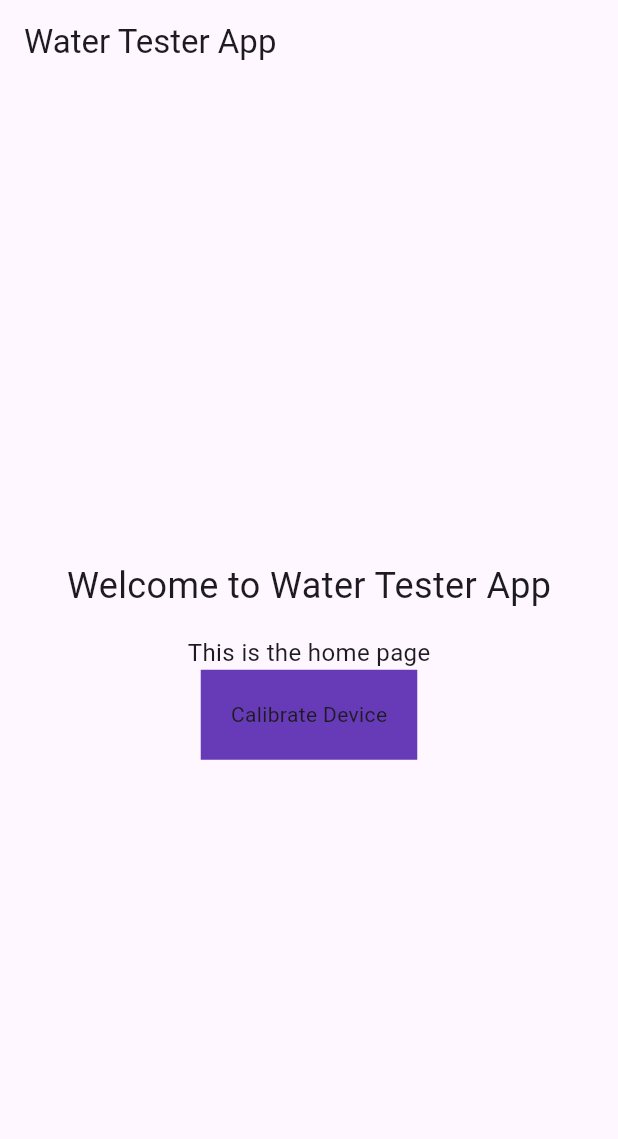
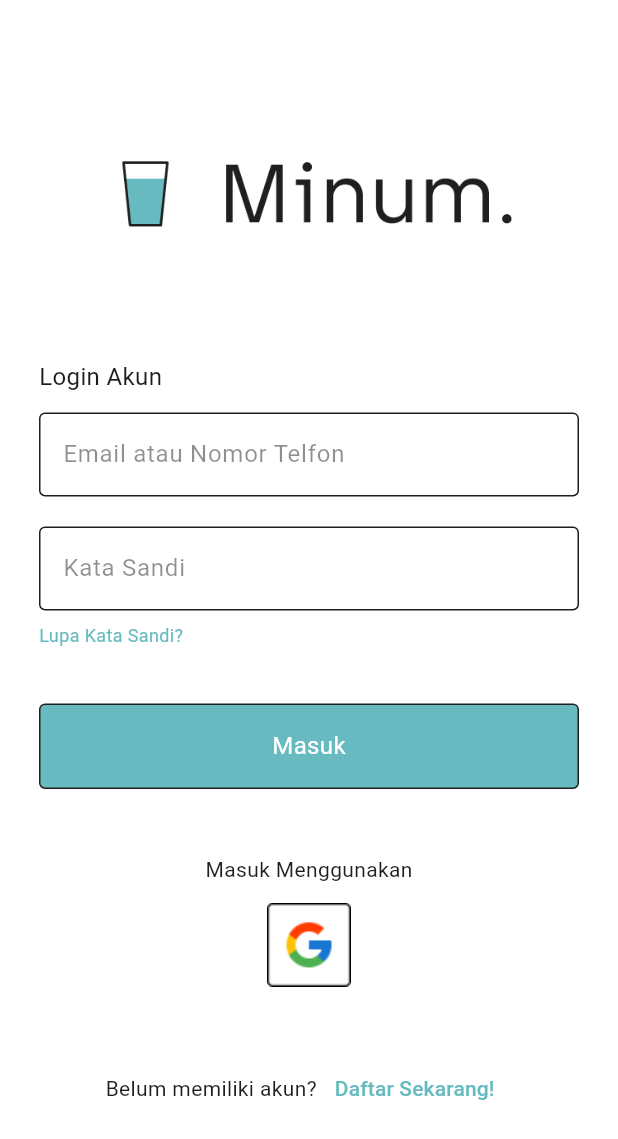
Before and after one commit to GSC2024/MINUM, a Flutter app: the screen it shows after launch, on a phone screen of 412 x 824 dp. Shown: the top 1139 px of the screen. Run offline on Flutter 3.47's test engine with Material 3 defaults, Android fonts, the light colour scheme and no system bars.

Commit message:
loginpage

```diff
--- a/lib/main.dart
+++ b/lib/main.dart
@@ -1,5 +1,6 @@
 import 'package:flutter/material.dart';
 import 'package:gsc2024/view/homepage.dart';
+import 'package:gsc2024/view/loginpage.dart';
 
 void main() {
   runApp(const MyApp());
@@ -11,13 +12,9 @@ class MyApp extends StatelessWidget {
   @override
   Widget build(BuildContext context) {
     return MaterialApp(
-      title: 'Water Tester App',
+      title: 'MINUM',
       debugShowCheckedModeBanner: false,
-      theme: ThemeData(
-        colorScheme: ColorScheme.fromSeed(seedColor: Colors.deepPurple),
-        useMaterial3: true,
-      ),
-      home: const HomePage(),
+      home: const LoginPage(),
     );
   }
 }
--- /dev/null
+++ b/lib/model/constants.dart
@@ -0,0 +1,7 @@
+import 'package:flutter/material.dart';
+
+class AppColor {
+  static var kBackgroundColor = Colors.white;
+  static var kButonColor = Color(0xFF67BBC0);
+  static var kTextColor = Color(0xFF1F1F1F);
+}
--- a/lib/view/calibration.dart
+++ /dev/null
@@ -1,15 +0,0 @@
-import 'package:flutter/material.dart';
-
-class CaLibrationPage extends StatefulWidget {
-  const CaLibrationPage({super.key});
-
-  @override
-  State<CaLibrationPage> createState() => _CaLibrationPageState();
-}
-
-class _CaLibrationPageState extends State<CaLibrationPage> {
-  @override
-  Widget build(BuildContext context) {
-    return const Placeholder();
-  }
-}
--- a/lib/view/homepage.dart
+++ b/lib/view/homepage.dart
@@ -1,5 +1,4 @@
 import 'package:flutter/material.dart';
-import 'package:gsc2024/view/calibration.dart';
 
 class HomePage extends StatelessWidget {
   const HomePage({super.key});
@@ -25,12 +24,7 @@ class HomePage extends StatelessWidget {
               style: TextStyle(fontSize: 16),
             ),
             InkWell(
-              onTap: () {
-                Navigator.push(
-                  context,
-                  MaterialPageRoute(builder: (context) => CaLibrationPage()),
-                );
-              },
+              onTap: null,
               child: Container(
                 color: Colors.deepPurple,
                 padding: EdgeInsets.all(20),
--- /dev/null
+++ b/lib/view/loginpage.dart
@@ -0,0 +1,153 @@
+import 'package:flutter/material.dart';
+import 'package:gsc2024/model/constants.dart';
+
+class LoginPage extends StatelessWidget {
+  const LoginPage({super.key});
+
+  @override
+  Widget build(BuildContext context) {
+    return Scaffold(
+      backgroundColor: AppColor.kBackgroundColor,
+      body: Center(
+        child: SingleChildScrollView(
+          child: Container(
+            padding: EdgeInsets.symmetric(horizontal: 26),
+            child: Column(
+              mainAxisAlignment: MainAxisAlignment.center,
+              children: [
+                Image(
+                  width: 340, //change from 241 (adjustment)
+                  image: AssetImage('assets/images/Frame2.png'),
+                ),
+                SizedBox(height: 56),
+                Container(
+                  width: double.infinity,
+                  alignment: Alignment.centerLeft,
+                  child: Text(
+                    'Login Akun',
+                    style: TextStyle(
+                      fontSize: 16,
+                    ),
+                  ),
+                ),
+                SizedBox(height: 12),
+                TextFormField(
+                  decoration: InputDecoration(
+                    hintText: 'Email atau Nomor Telfon',
+                    hintStyle: TextStyle(
+                      fontSize: 16,
+                      color: AppColor.kTextColor.withOpacity(0.5),
+                    ),
+                    //border around the textfield
+                    enabledBorder: OutlineInputBorder(
+                      borderSide: BorderSide(
+                        color: AppColor.kTextColor,
+                      ),
+                    ),
+                    focusedBorder: OutlineInputBorder(
+                      borderSide: BorderSide(
+                        color: AppColor.kButonColor,
+                        width: 2,
+                      ),
+                    ),
+                  ),
+                ),
+                SizedBox(height: 20),
+                TextFormField(
+                  decoration: InputDecoration(
+                    hintText: 'Kata Sandi',
+                    hintStyle: TextStyle(
+                      fontSize: 16,
+                      color: AppColor.kTextColor.withOpacity(0.5),
+                    ),
+                    //border around the textfield
+                    enabledBorder: OutlineInputBorder(
+                      borderSide: BorderSide(
+                        color: AppColor.kTextColor,
+                      ),
+                    ),
+                    focusedBorder: OutlineInputBorder(
+                      borderSide: BorderSide(
+                        color: AppColor.kButonColor,
+                        width: 2,
+                      ),
+                    ),
+                  ),
+                ),
+                SizedBox(height: 8), //change from 4 (adjustment)
+                Container(
+                  width: double.infinity,
+                  alignment: Alignment.centerLeft,
+                  child: Text(
+                    'Lupa Kata Sandi?',
+                    style: TextStyle(
+                      fontSize: 12, //change from 10 (adjustment)
+                      color: AppColor.kButonColor,
+                    ),
+                  ),
+                ),
+                SizedBox(height: 37),
+                InkWell(
+                  onTap: null, //TODO: add function
+                  child: Container(
+                    padding: EdgeInsets.symmetric(vertical: 16),
+                    alignment: Alignment.center,
+                    width: double.infinity,
+                    decoration: BoxDecoration(
+                      color: AppColor.kButonColor,
+                      border: Border.all(
+                        color: AppColor.kTextColor,
+                      ),
+                      borderRadius: BorderRadius.circular(4),
+                    ),
+                    child: Text(
+                      'Masuk',
+                      style: TextStyle(
+                        color: AppColor.kBackgroundColor,
+                        fontSize: 16,
+                      ),
+                    ),
+                  ),
+                ),
+                SizedBox(height: 44),
+                Text(
+                  'Masuk Menggunakan',
+                  style: TextStyle(
+                    fontSize: 14,
+                    color: AppColor.kTextColor,
+                  ),
+                ),
+                SizedBox(height: 12),
+                Image.asset(
+                    'assets/images/google.png'), //TODO: replace with actual google signin from firebase
+                SizedBox(height: 44),
+                Row(
+                  mainAxisAlignment: MainAxisAlignment.center,
+                  children: [
+                    Text(
+                      'Belum memiliki akun?',
+                      style: TextStyle(
+                        fontSize: 14,
+                        color: AppColor.kTextColor,
+                      ),
+                    ),
+                    TextButton(
+                      onPressed: null, //TODO: add function
+                      child: Text(
+                        'Daftar Sekarang!',
+                        style: TextStyle(
+                          fontSize: 14,
+                          color: AppColor.kButonColor,
+                        ),
+                      ),
+                    ),
+                  ],
+                ),
+              ],
+            ),
+          ),
+        ),
+      ),
+    );
+  }
+}
--- a/pubspec.yaml
+++ b/pubspec.yaml
@@ -59,9 +59,8 @@ flutter:
   uses-material-design: true
 
   # To add assets to your application, add an assets section, like this:
-  # assets:
-  #   - images/a_dot_burr.jpeg
-  #   - images/a_dot_ham.jpeg
+  assets:
+    - assets/images/
 
   # An image asset can refer to one or more resolution-specific "variants", see
   # https://flutter.dev/assets-and-images/#resolution-aware
```
Also changed, not shown: assets/images/Frame2.png (added), assets/images/google.png (added).
